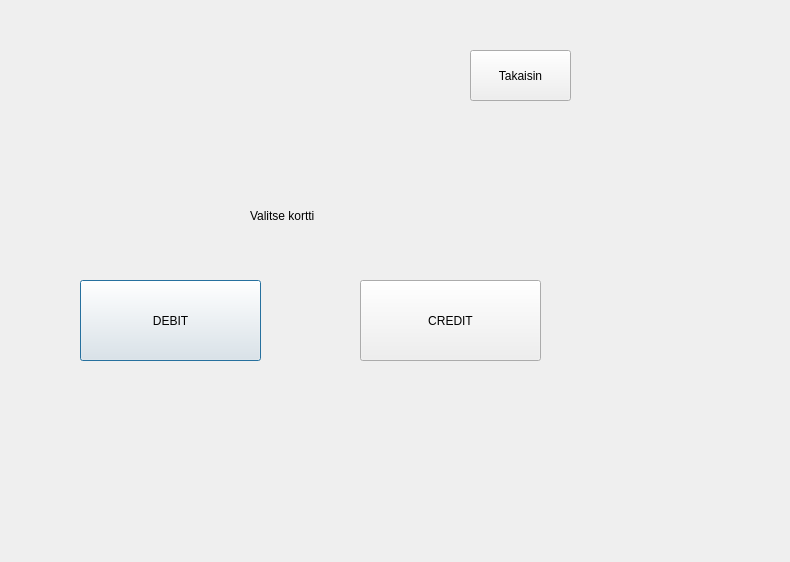
Above: bank_automat/choosecard.ui from 25kmo-project/group_7 before the change. Below: the same form after it.
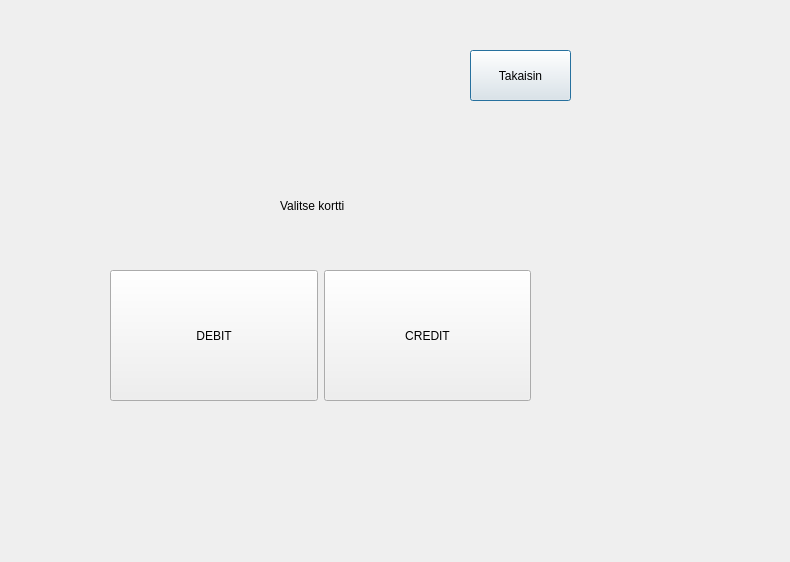
That is the form after the change.

Commit message:
Refactor UI layouts and improve style/theme
Reworked several .ui files to use layouts instead of absolute positioning, improving scalability and maintainability. Updated styles.qss for a modernized look and better contrast. Adjusted main.cpp to load the stylesheet from a relative path. Fixed label references in mainwindow.cpp for error messages. These changes enhance the application's appearance, usability, and code structure.

What changed in the file:
```diff
--- a/bank_automat/choosecard.ui
+++ b/bank_automat/choosecard.ui
@@ -22,8 +22,8 @@
   <widget class="QLabel" name="label">
    <property name="geometry">
     <rect>
-     <x>250</x>
-     <y>190</y>
+     <x>280</x>
+     <y>180</y>
      <width>141</width>
      <height>51</height>
     </rect>
@@ -32,32 +32,6 @@
     <string>Valitse kortti</string>
    </property>
   </widget>
-  <widget class="QPushButton" name="btnDEBIT">
-   <property name="geometry">
-    <rect>
-     <x>80</x>
-     <y>280</y>
-     <width>181</width>
-     <height>81</height>
-    </rect>
-   </property>
-   <property name="text">
-    <string>DEBIT</string>
-   </property>
-  </widget>
-  <widget class="QPushButton" name="btnCREDIT">
-   <property name="geometry">
-    <rect>
-     <x>360</x>
-     <y>280</y>
-     <width>181</width>
-     <height>81</height>
-    </rect>
-   </property>
-   <property name="text">
-    <string>CREDIT</string>
-   </property>
-  </widget>
   <widget class="QPushButton" name="btnBack">
    <property name="geometry">
     <rect>
@@ -67,10 +41,54 @@
      <height>51</height>
     </rect>
    </property>
+   <property name="sizePolicy">
+    <sizepolicy hsizetype="Expanding" vsizetype="Expanding">
+     <horstretch>0</horstretch>
+     <verstretch>0</verstretch>
+    </sizepolicy>
+   </property>
    <property name="text">
     <string>Takaisin</string>
    </property>
   </widget>
+  <widget class="QWidget" name="">
+   <property name="geometry">
+    <rect>
+     <x>110</x>
+     <y>270</y>
+     <width>421</width>
+     <height>131</height>
+    </rect>
+   </property>
+   <layout class="QGridLayout" name="gridLayout">
+    <item row="0" column="0">
+     <widget class="QPushButton" name="btnDEBIT">
+      <property name="sizePolicy">
+       <sizepolicy hsizetype="Expanding" vsizetype="Expanding">
+        <horstretch>0</horstretch>
+        <verstretch>0</verstretch>
+       </sizepolicy>
+      </property>
+      <property name="text">
+       <string>DEBIT</string>
+      </property>
+     </widget>
+    </item>
+    <item row="0" column="1">
+     <widget class="QPushButton" name="btnCREDIT">
+      <property name="sizePolicy">
+       <sizepolicy hsizetype="Expanding" vsizetype="Expanding">
+        <horstretch>0</horstretch>
+        <verstretch>0</verstretch>
+       </sizepolicy>
+      </property>
+      <property name="text">
+       <string>CREDIT</string>
+      </property>
+     </widget>
+    </item>
+   </layout>
+  </widget>
  </widget>
  <resources/>
  <connections/>
```
The commit also changes 9 other files.
